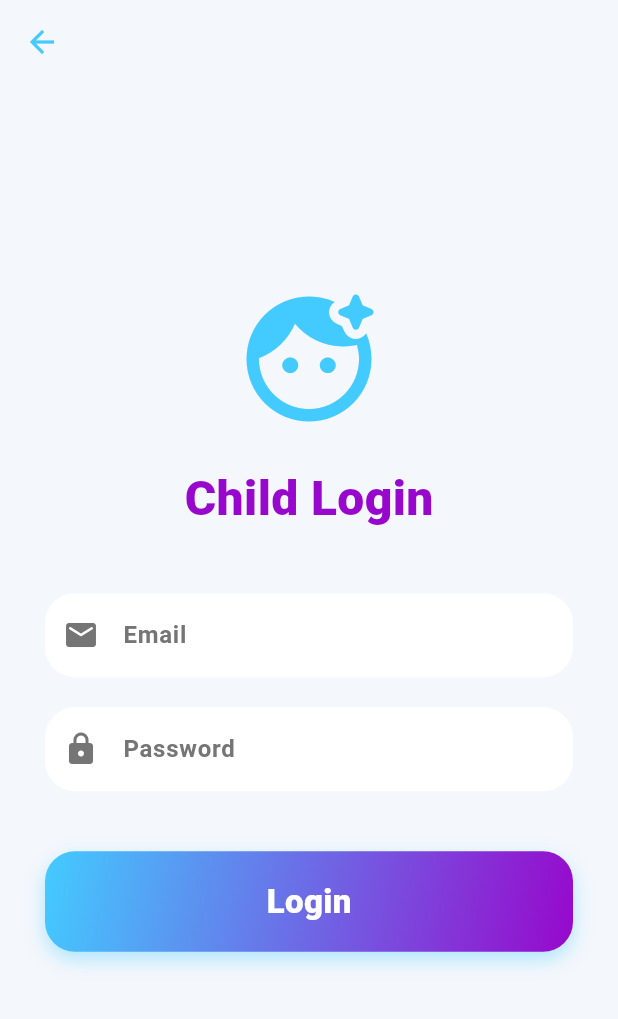
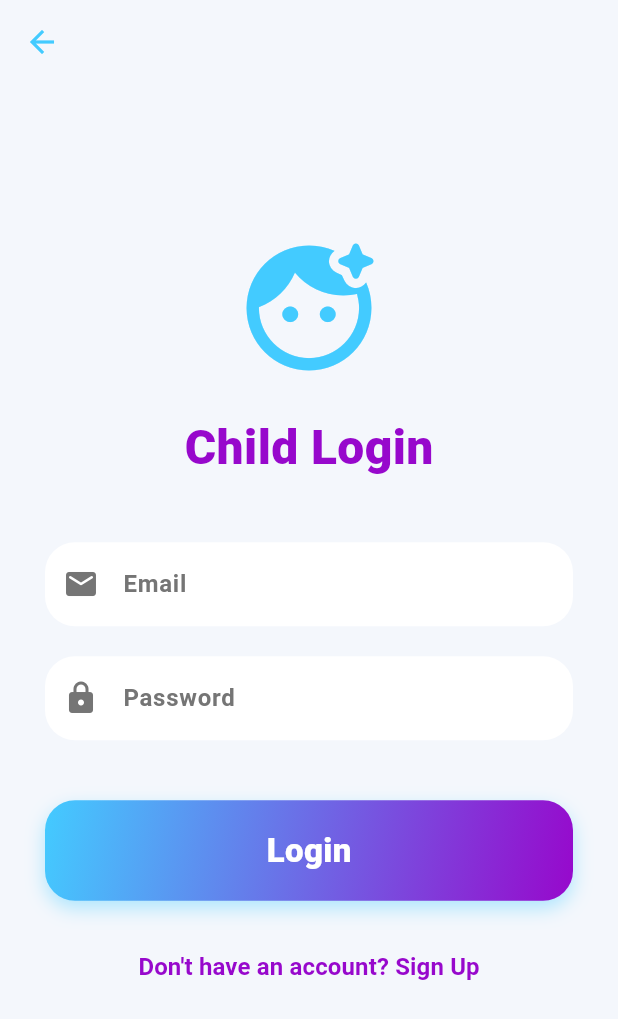
Before and after one commit to Arslan-SoftwareEngineer/Parwarish-ai, a Flutter app: the screen it shows after launch, after a tap on "I am a Child", on a phone screen of 412 x 824 dp. Shown: the top 1019 px of the screen. Run offline on Flutter 3.47's test engine with Material 3 defaults, Android fonts, the phone set to English and light mode, and no system bars; drawn by our look-alikes of flutter_animate; our stand-ins replace camera, cloud_firestore, firebase_auth, firebase_core, flutter_tts, lottie and 3 more; accounts and stored records are empty; network calls fail.

Commit message:
Added Registration and Child Account Creation

```diff
--- a/parwarish_ai/lib/child_login_screen.dart
+++ b/parwarish_ai/lib/child_login_screen.dart
@@ -17,25 +17,49 @@ class _ChildLoginScreenState extends State<ChildLoginScreen> {
   final _emailController = TextEditingController();
   final _passwordController = TextEditingController();
   bool _isLoading = false;
+  bool _isLogin = true; // Tracks whether the user is logging in or signing up
 
-  Future<void> _login() async {
+  Future<void> _authenticate() async {
     setState(() => _isLoading = true);
     try {
-      // Authenticate with Firebase
-      UserCredential userCredential = await FirebaseAuth.instance.signInWithEmailAndPassword(
-        email: _emailController.text.trim(),
-        password: _passwordController.text.trim(),
-      );
+      UserCredential userCredential;
+
+      if (_isLogin) {
+        // Log in existing user
+        userCredential = await FirebaseAuth.instance.signInWithEmailAndPassword(
+          email: _emailController.text.trim(),
+          password: _passwordController.text.trim(),
+        );
+      } else {
+        // Register new user
+        userCredential = await FirebaseAuth.instance.createUserWithEmailAndPassword(
+          email: _emailController.text.trim(),
+          password: _passwordController.text.trim(),
+        );
+
+        // Initialize a basic parent document in Firestore to prepare for the Parent Dashboard API
+        if (widget.role == 'parent') {
+          await FirebaseFirestore.instance.collection('parents').doc(userCredential.user!.uid).set({
+            'email': _emailController.text.trim(),
+            'created_at': FieldValue.serverTimestamp(),
+          });
+        }
+      }
 
       final prefs = await SharedPreferences.getInstance();
       await prefs.setString('user_role', widget.role);
 
       if (widget.role == 'child') {
-        var doc = await FirebaseFirestore.instance.collection('children').where('parent_uid', isEqualTo: userCredential.user!.uid).limit(1).get();
+        var doc = await FirebaseFirestore.instance.collection('children')
+            .where('parent_uid', isEqualTo: userCredential.user!.uid)
+            .limit(1)
+            .get();
+
         if (doc.docs.isNotEmpty) {
           await prefs.setString('child_id', doc.docs.first.id);
           await prefs.setString('autism_level', doc.docs.first.get('autism_level') ?? 'Mild');
         }
+
         if (!mounted) return;
         Navigator.pushReplacement(context, MaterialPageRoute(builder: (context) => const ChildDashboard()));
       } else {
@@ -53,7 +77,9 @@ class _ChildLoginScreenState extends State<ChildLoginScreen> {
   @override
   Widget build(BuildContext context) {
     bool isChild = widget.role == 'child';
-    List<Color> themeColors = isChild ? [const Color(0xFF43CBFF), const Color(0xFF9708CC)] : [const Color(0xFFFF9A44), const Color(0xFFFC6076)];
+    List<Color> themeColors = isChild
+        ? [const Color(0xFF43CBFF), const Color(0xFF9708CC)]
+        : [const Color(0xFFFF9A44), const Color(0xFFFC6076)];
 
     return Scaffold(
       backgroundColor: const Color(0xFFF4F7FC),
@@ -68,17 +94,24 @@ class _ChildLoginScreenState extends State<ChildLoginScreen> {
               Icon(isChild ? Icons.face_retouching_natural_rounded : Icons.admin_panel_settings_rounded, size: 100, color: themeColors[0])
                   .animate().scale(duration: 500.ms, curve: Curves.easeOutBack),
               const SizedBox(height: 20),
-              Text(isChild ? 'Child Login' : 'Parent Login', style: TextStyle(fontSize: 32, fontWeight: FontWeight.w900, color: themeColors[1]))
-                  .animate().fadeIn(delay: 200.ms).slideY(begin: 0.5, end: 0),
+
+              Text(
+                  isChild
+                      ? (_isLogin ? 'Child Login' : 'Child Sign Up')
+                      : (_isLogin ? 'Parent Login' : 'Parent Sign Up'),
+                  style: TextStyle(fontSize: 32, fontWeight: FontWeight.w900, color: themeColors[1])
+              ).animate().fadeIn(delay: 200.ms).slideY(begin: 0.5, end: 0),
+
               const SizedBox(height: 40),
               _buildTextField(controller: _emailController, icon: Icons.email_rounded, label: 'Email', delay: 400),
               const SizedBox(height: 20),
               _buildTextField(controller: _passwordController, icon: Icons.lock_rounded, label: 'Password', isObscure: true, delay: 500),
               const SizedBox(height: 40),
+
               _isLoading
                   ? CircularProgressIndicator(color: themeColors[0])
                   : GestureDetector(
-                onTap: _login, // Triggers your auth logic
+                onTap: _authenticate,
                 child: Container(
                   width: double.infinity,
                   padding: const EdgeInsets.symmetric(vertical: 18),
@@ -87,9 +120,25 @@ class _ChildLoginScreenState extends State<ChildLoginScreen> {
                     borderRadius: BorderRadius.circular(20),
                     boxShadow: [BoxShadow(color: themeColors[0].withOpacity(0.4), blurRadius: 10, offset: const Offset(0, 5))],
                   ),
-                  child: const Center(child: Text('Login', style: TextStyle(fontSize: 22, fontWeight: FontWeight.w900, color: Colors.white))),
+                  child: Center(
+                      child: Text(
+                          _isLogin ? 'Login' : 'Sign Up',
+                          style: const TextStyle(fontSize: 22, fontWeight: FontWeight.w900, color: Colors.white)
+                      )
+                  ),
                 ),
               ).animate().scale(delay: 600.ms, duration: 400.ms, curve: Curves.easeOutBack),
+
+              const SizedBox(height: 20),
+
+              // Toggle Button for Login/Sign Up
+              TextButton(
+                onPressed: () => setState(() => _isLogin = !_isLogin),
+                child: Text(
+                  _isLogin ? "Don't have an account? Sign Up" : "Already have an account? Login",
+                  style: TextStyle(color: themeColors[1], fontSize: 16, fontWeight: FontWeight.bold),
+                ),
+              ).animate().fadeIn(delay: 700.ms),
             ],
           ),
         ),
```
